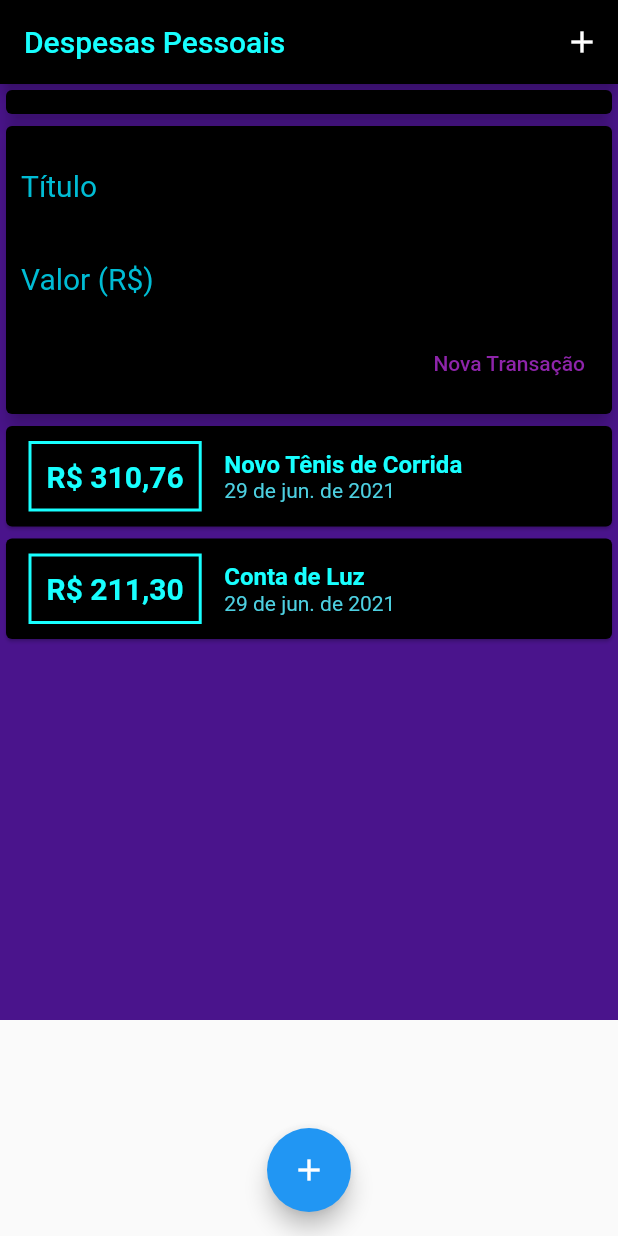
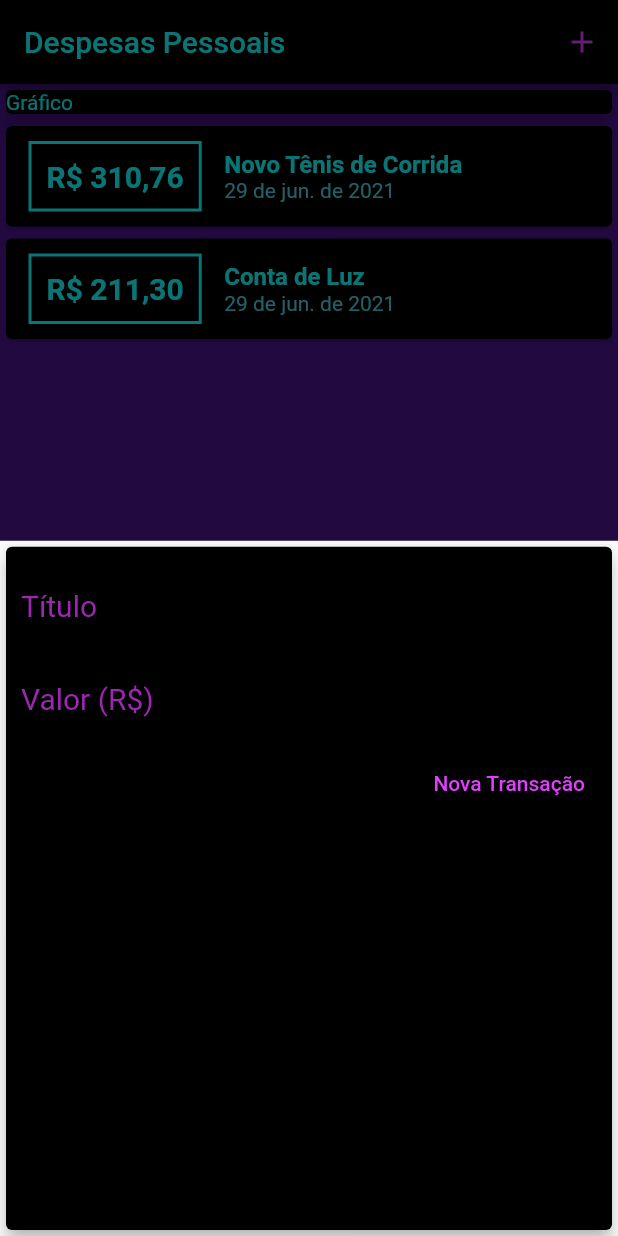
Before and after one commit to oscarbfs/Expenses_app, a Flutter app: the screen it shows after launch, after a tap on the "add" icon, on a phone screen of 412 x 824 dp. Run offline on Flutter 3.47's test engine with Material 2 defaults, Android fonts, the phone set to English and light mode, and no system bars.

```diff
--- a/lib/components/transaction_form.dart
+++ b/lib/components/transaction_form.dart
@@ -33,7 +33,7 @@ class TransactionForm extends StatelessWidget {
               onSubmitted: (_) => _submitForm(),
               decoration: InputDecoration(
                 labelText: 'Título',
-                labelStyle: TextStyle(color: Colors.cyan, fontSize: 20),
+                labelStyle: TextStyle(color: Colors.purple, fontSize: 20),
               ),
             ),
             TextField(
@@ -42,7 +42,7 @@ class TransactionForm extends StatelessWidget {
               onSubmitted: (_) => _submitForm(),
               decoration: InputDecoration(
                 labelText: 'Valor (R\$)',
-                labelStyle: TextStyle(color: Colors.cyan, fontSize: 20),
+                labelStyle: TextStyle(color: Colors.purple, fontSize: 20),
               ),
             ),
             Row(
@@ -52,7 +52,7 @@ class TransactionForm extends StatelessWidget {
                   child: Text('Nova Transação'),
                   style: ButtonStyle(
                     foregroundColor:
-                        MaterialStateProperty.all<Color>(Color(0xFF8E24AA)),
+                        MaterialStateProperty.all<Color>(Colors.purpleAccent),
                   ),
                   onPressed: _submitForm,
                 ),
--- a/lib/components/transaction_user.dart
+++ /dev/null
@@ -1,51 +0,0 @@
-import 'dart:math';
-
-import 'package:flutter/material.dart';
-import 'transaction_form.dart';
-import 'transaction_list.dart';
-import '../models/transaction.dart';
-
-class TransactionUser extends StatefulWidget {
-  const TransactionUser({Key? key}) : super(key: key);
-
-  @override
-  _TransactionUserState createState() => _TransactionUserState();
-}
-
-class _TransactionUserState extends State<TransactionUser> {
-  final _transactions = [
-    Transaction(
-      id: 't1',
-      title: 'Novo Tênis de Corrida',
-      value: 310.76,
-      date: DateTime.now(),
-    ),
-    Transaction(
-      id: 't2',
-      title: 'Conta de Luz',
-      value: 211.30,
-      date: DateTime.now(),
-    ),
-  ];
-
-  _addTransaction(String title, double value) {
-    final newTransaction = Transaction(
-      id: Random().nextDouble().toString(),
-      title: title,
-      value: value,
-      date: DateTime.now(),
-    );
-
-    setState(() {
-      _transactions.add(newTransaction);
-    });
-  }
-
-  @override
-  Widget build(BuildContext context) {
-    return Column(children: <Widget>[
-      TransactionForm(_addTransaction),
-      TransactionList(_transactions),
-    ]);
-  }
-}
--- a/lib/main.dart
+++ b/lib/main.dart
@@ -1,5 +1,9 @@
-import 'components/transaction_user.dart';
+import 'package:expenses/components/transaction_form.dart';
+import 'dart:math';
 import 'package:flutter/material.dart';
+import 'components/transaction_form.dart';
+import 'components/transaction_list.dart';
+import 'models/transaction.dart';
 
 main() => runApp(Expenses());
 
@@ -12,7 +16,49 @@ class Expenses extends StatelessWidget {
   }
 }
 
-class MyHomePage extends StatelessWidget {
+class MyHomePage extends StatefulWidget {
+  @override
+  _MyHomePageState createState() => _MyHomePageState();
+}
+
+class _MyHomePageState extends State<MyHomePage> {
+  final _transactions = [
+    Transaction(
+      id: 't1',
+      title: 'Novo Tênis de Corrida',
+      value: 310.76,
+      date: DateTime.now(),
+    ),
+    Transaction(
+      id: 't2',
+      title: 'Conta de Luz',
+      value: 211.30,
+      date: DateTime.now(),
+    ),
+  ];
+
+  _addTransaction(String title, double value) {
+    final newTransaction = Transaction(
+      id: Random().nextDouble().toString(),
+      title: title,
+      value: value,
+      date: DateTime.now(),
+    );
+
+    setState(() {
+      _transactions.add(newTransaction);
+    });
+  }
+
+  _openTransactionFormModal(BuildContext context) {
+    showModalBottomSheet(
+      context: context,
+      builder: (_) {
+        return TransactionForm(_addTransaction);
+      },
+    );
+  }
+
   @override
   Widget build(BuildContext context) {
     return Scaffold(
@@ -20,9 +66,16 @@ class MyHomePage extends StatelessWidget {
         backgroundColor: Colors.black,
         title: Text('Despesas Pessoais',
             style: TextStyle(color: Colors.cyanAccent)),
-        actions: [IconButton(onPressed: () {}, icon: Icon(Icons.add))],
+        actions: [
+          IconButton(
+            icon: Icon(Icons.add),
+            color: Colors.purpleAccent,
+            onPressed: () => _openTransactionFormModal(context),
+          ),
+        ],
       ),
       body: Container(
+        height: 560,
         color: Colors.purple[900],
         child: SingleChildScrollView(
           child: Column(
@@ -31,18 +84,21 @@ class MyHomePage extends StatelessWidget {
               Container(
                 child: Card(
                   color: Colors.black,
-                  child: Text('Gráfico'),
+                  child: Text(
+                    'Gráfico',
+                    style: TextStyle(color: Colors.cyanAccent),
+                  ),
                   elevation: 5,
                 ),
               ),
-              TransactionUser(),
+              TransactionList(_transactions),
             ],
           ),
         ),
       ),
       floatingActionButton: FloatingActionButton(
         child: Icon(Icons.add),
-        onPressed: () {},
+        onPressed: () => _openTransactionFormModal(context),
       ),
       floatingActionButtonLocation: FloatingActionButtonLocation.centerFloat,
     );
```
